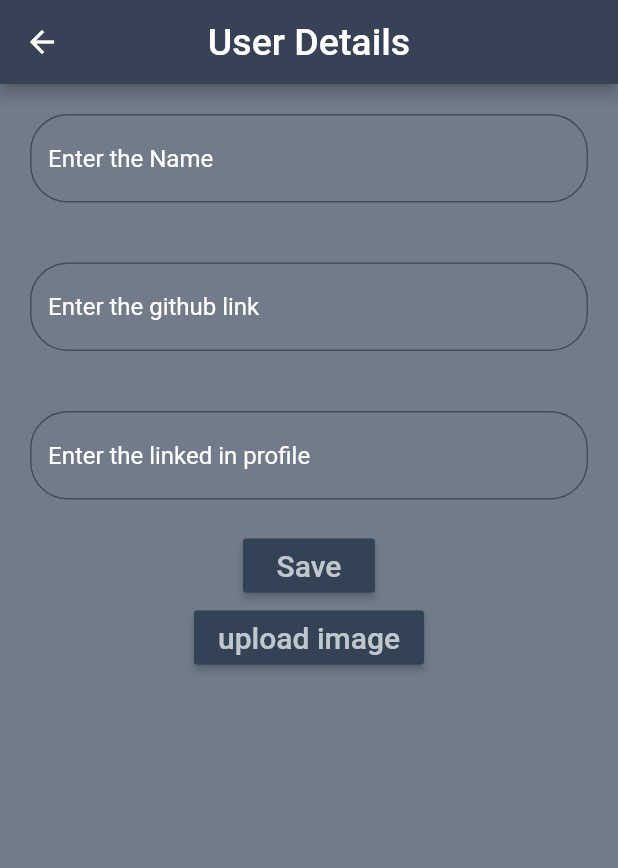
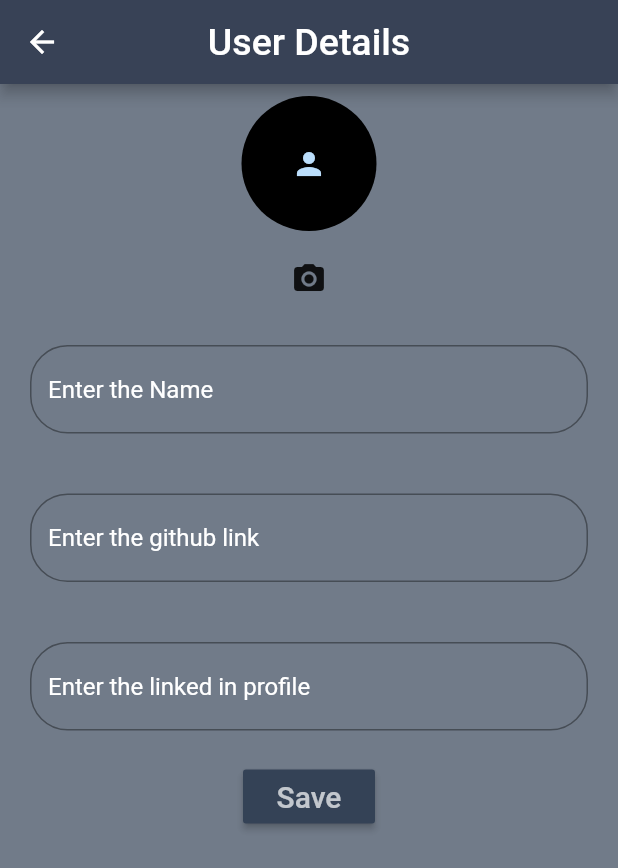
Before and after one commit to udith-shalinda/My_stackoverflow, a Flutter app: the UserDetailsForm screen opened directly, on a phone screen of 412 x 824 dp. Shown: the top 868 px of the screen. Run offline on Flutter 3.47's test engine with Material 2 defaults, Android fonts, the phone set to English and light mode, and no system bars; our stand-ins replace firebase_auth, firebase_database, firebase_storage, font_awesome_flutter, image_picker, shared_preferences; accounts and stored records are empty.

Commit message:
profile photo upload and update added

```diff
--- a/lib/modle/user.dart
+++ b/lib/modle/user.dart
@@ -7,8 +7,9 @@ class User {
   String linkedin;
   String email;
   int points;
+  String profileLink;
 
-  User(this.name,this.email,this.github,this.linkedin,this.points);
+  User(this.name,this.email,this.github,this.linkedin,this.points,this.profileLink);
 
   User.fromSnapshot(DataSnapshot snapshot):
         key = snapshot.key,
@@ -16,7 +17,8 @@ class User {
         email = snapshot.value['email'],
         github = snapshot.value['github'],
         points = snapshot.value['points'],
-        linkedin = snapshot.value['linkedin'];
+        linkedin = snapshot.value['linkedin'],
+        profileLink = snapshot.value['profileLink'];
 
 
   toJson(){
@@ -25,7 +27,8 @@ class User {
       "email" :email,
       "github" : github,
       "linkedin" : linkedin,
-      "points" : points
+      "points" : points,
+      "profileLink" : profileLink
     };
   }
 
--- a/lib/ui/home.dart
+++ b/lib/ui/home.dart
@@ -26,7 +26,7 @@ class _HomeState extends State<Home> {
   List<Answer> answerlist;
   String email;
   String userKey;
-  User user = new User("","","","",0);
+  User user = new User("","","","",0,"");
 
 
   @override
--- a/lib/ui/signup.dart
+++ b/lib/ui/signup.dart
@@ -178,7 +178,7 @@ class _SignUpState extends State<SignUp> {
   }
   void createUser(){
     databaseReference = database.reference().child("userDetails");
-    User user = new User("",_email,"","",0);
+    User user = new User("",_email,"","",0,"");
     newUserKey = databaseReference.push().key;
     databaseReference.child(newUserKey).set(user.toJson());
   }
--- a/lib/ui/userdetailsform.dart
+++ b/lib/ui/userdetailsform.dart
@@ -61,6 +61,20 @@ class _UserDetailsFormState extends State<UserDetailsForm> {
                 key: _formKey,
                 child: Column(
                   children: <Widget>[
+                    Padding(
+                      padding: const EdgeInsets.all(8.0),
+                      child: CircleAvatar(
+                        radius: 45.0,
+                        backgroundColor: Colors.black,
+                        child: Icon(Icons.person),
+                      ),
+                    ),
+                    IconButton(
+                      icon: Icon(Icons.camera_alt),
+                      onPressed: (){
+                        _pickSaveImage();
+                      },
+                      ),
                     Padding(
                       padding: EdgeInsets.all(20.0),
                       child: TextFormField(
@@ -162,17 +176,6 @@ class _UserDetailsFormState extends State<UserDetailsForm> {
                       ),
                       textColor: Colors.white70,
                     ),
-                    RaisedButton(
-                      onPressed: _pickSaveImage,
-                      color: Color.fromRGBO(52, 66, 86, 1),
-                      child: Text(
-                        'upload image',
-                        style: TextStyle(
-                          fontSize: 20,
-                        ),
-                      ),
-                      textColor: Colors.white70,
-                    )
                   ],
                 ),
               )
@@ -222,10 +225,15 @@ class _UserDetailsFormState extends State<UserDetailsForm> {
     File imageFile = await ImagePicker.pickImage(source: ImageSource.camera);
     StorageReference ref =
     FirebaseStorage.instance.ref().child(useremail);
-    StorageUploadTask uploadTask = ref.putFile(imageFile);
-    print(await (await uploadTask.onComplete).ref.getDownloadURL());
-    return await (await uploadTask.onComplete).ref.getDownloadURL();
+    if(imageFile != null){
+      StorageUploadTask uploadTask = ref.putFile(imageFile);
+      databaseReference.child(key).child('profileLink').set(await (await uploadTask.onComplete).ref.getDownloadURL());
+      return await (await uploadTask.onComplete).ref.getDownloadURL();
+    }else{
+      return "error";
+    }
   }
+
   void saveButtonClickec(){
     if (_formKey.currentState.validate()) {
       _formKey.currentState.save();
```
